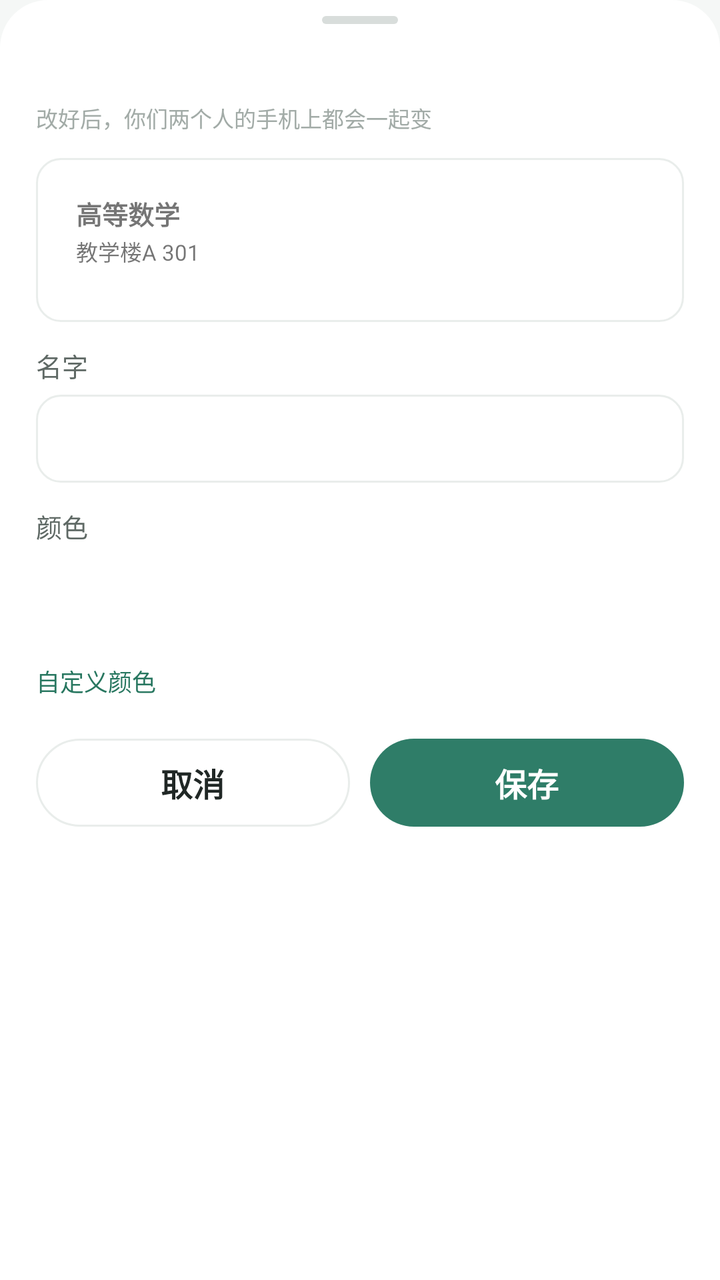
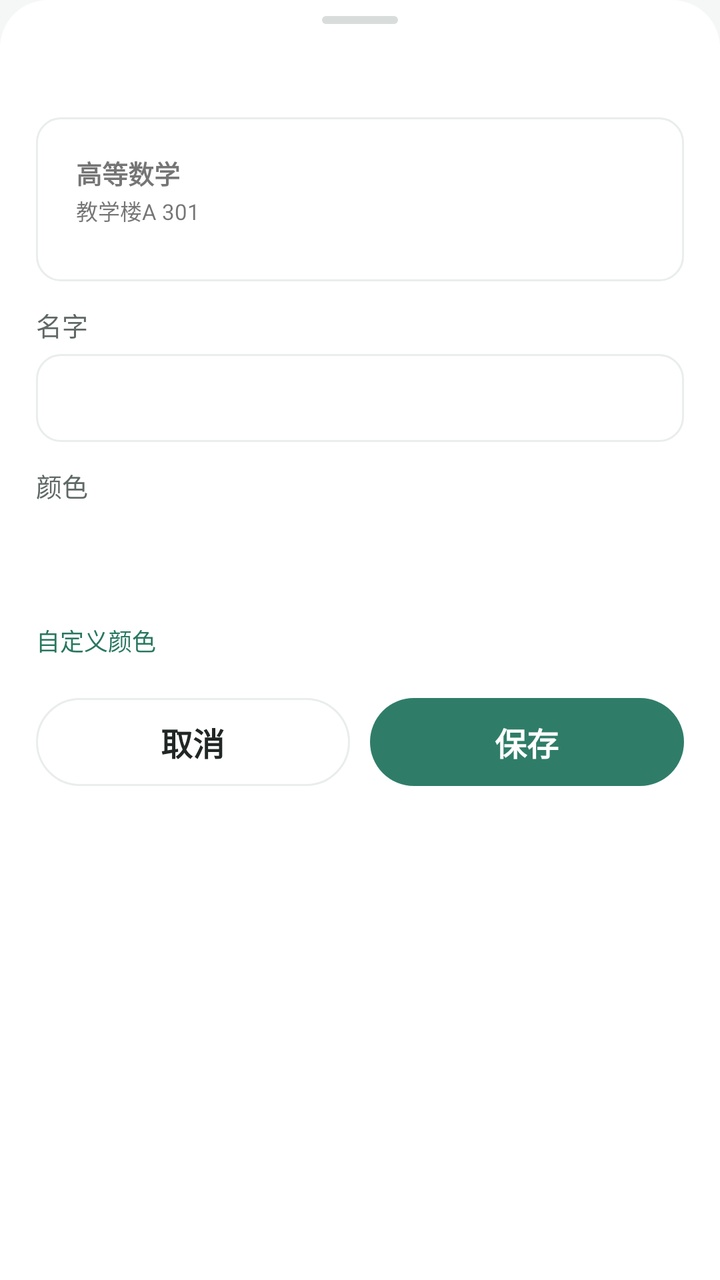

Compare the two renders of this Android layout. The source of the first and the diff that turns it into the second are given below.
<!-- AndroidManifest.xml: application theme Theme.Zhusijiao -->
<!-- res/layout/dialog_couple_profile.xml -->
<?xml version="1.0" encoding="utf-8"?>
<LinearLayout xmlns:android="http://schemas.android.com/apk/res/android"
    android:layout_width="match_parent"
    android:layout_height="wrap_content"
    android:background="@drawable/bg_sheet"
    android:orientation="vertical"
    android:paddingStart="18dp"
    android:paddingTop="8dp"
    android:paddingEnd="18dp"
    android:paddingBottom="16dp">

    <View
        android:layout_width="38dp"
        android:layout_height="4dp"
        android:layout_gravity="center_horizontal"
        android:layout_marginBottom="13dp"
        android:background="@drawable/bg_sheet_handle" />

    <TextView
        android:id="@+id/profileTitle"
        android:layout_width="match_parent"
        android:layout_height="wrap_content"
        android:textColor="@color/heading_ink"
        android:textSize="@dimen/text_subtitle"
        android:textStyle="bold" />

    <TextView
        android:layout_width="match_parent"
        android:layout_height="wrap_content"
        android:layout_marginTop="4dp"
        android:text="@string/couple_profile_sub"
        android:textColor="@color/sub_a8"
        android:textSize="@dimen/text_caption" />

    <LinearLayout
        android:layout_width="match_parent"
        android:layout_height="wrap_content"
        android:layout_marginTop="12dp"
        android:background="@drawable/bg_file_info"
        android:gravity="center_vertical"
        android:orientation="horizontal"
        android:padding="12dp">

        <LinearLayout
            android:id="@+id/previewBlock"
            android:layout_width="112dp"
            android:layout_height="58dp"
            android:orientation="vertical"
            android:paddingStart="8dp"
            android:paddingTop="6dp"
            android:paddingEnd="8dp">

            <TextView
                android:id="@+id/previewCourse"
                android:layout_width="wrap_content"
                android:layout_height="wrap_content"
                android:text="@string/couple_profile_preview_course"
                android:textSize="@dimen/text_small"
                android:textStyle="bold" />

            <TextView
                android:id="@+id/previewRoom"
                android:layout_width="wrap_content"
                android:layout_height="wrap_content"
                android:layout_marginTop="1dp"
                android:text="@string/couple_profile_preview_room"
                android:textSize="@dimen/text_caption" />
        </LinearLayout>

        <LinearLayout
            android:layout_width="0dp"
            android:layout_height="wrap_content"
            android:layout_marginStart="14dp"
            android:layout_weight="1"
            android:orientation="vertical">

            <LinearLayout
                android:layout_width="wrap_content"
                android:layout_height="wrap_content"
                android:gravity="center_vertical"
                android:orientation="horizontal">

                <View
                    android:id="@+id/previewSwatch"
                    android:layout_width="10dp"
                    android:layout_height="10dp"
                    android:layout_marginEnd="6dp" />

                <TextView
                    android:id="@+id/previewName"
                    android:layout_width="wrap_content"
                    android:layout_height="wrap_content"
                    android:ellipsize="end"
                    android:maxLines="1"
                    android:textColor="@color/title_ink"
                    android:textSize="@dimen/text_subtitle"
                    android:textStyle="bold" />
            </LinearLayout>

            <TextView
                android:id="@+id/previewHint"
                android:layout_width="match_parent"
                android:layout_height="wrap_content"
                android:layout_marginTop="3dp"
                android:textColor="@color/muted"
                android:textSize="@dimen/text_hint" />
        </LinearLayout>
    </LinearLayout>

    <TextView
        style="@style/FieldLabel"
        android:text="@string/couple_profile_name" />

    <EditText
        android:id="@+id/nameInput"
        style="@style/FieldInput"
        android:importantForAutofill="no"
        android:inputType="text"
        android:maxLength="8"
        android:singleLine="true" />

    <TextView
        style="@style/FieldLabel"
        android:text="@string/couple_profile_color" />

    
    <LinearLayout
        android:id="@+id/swatchRow"
        android:layout_width="match_parent"
        android:layout_height="44dp"
        android:orientation="horizontal" />

    <TextView
        android:id="@+id/customColor"
        android:layout_width="wrap_content"
        android:layout_height="wrap_content"
        android:layout_marginTop="4dp"
        android:background="@drawable/bg_menu_row"
        android:clickable="true"
        android:focusable="true"
        android:paddingTop="6dp"
        android:paddingEnd="8dp"
        android:paddingBottom="6dp"
        android:text="@string/couple_profile_custom"
        android:textColor="@color/accent_strong"
        android:textSize="@dimen/text_hint" />

    <TextView
        android:id="@+id/clashNote"
        android:layout_width="match_parent"
        android:layout_height="wrap_content"
        android:layout_marginTop="4dp"
        android:textColor="@color/warn"
        android:textSize="@dimen/text_hint"
        android:visibility="gone" />

    <LinearLayout
        android:layout_width="match_parent"
        android:layout_height="wrap_content"
        android:layout_marginTop="14dp"
        android:orientation="horizontal">

        <TextView
            android:id="@+id/profileCancel"
            style="@style/GhostButton"
            android:layout_width="0dp"
            android:layout_weight="1"
            android:text="@string/common_cancel" />

        <TextView
            android:id="@+id/profileSave"
            style="@style/PrimaryButton"
            android:layout_width="0dp"
            android:layout_marginStart="10dp"
            android:layout_weight="1"
            android:text="@string/couple_profile_save" />
    </LinearLayout>
</LinearLayout>
<!-- resources referenced by this layout -->
<resources>
  <color name="accent_strong">#287760</color>
  <color name="heading_ink">#202623</color>
  <color name="muted">#7d8783</color>
  <color name="sub_a8">@color/text_disabled</color>
  <color name="title_ink">#1d2421</color>
  <color name="warn">#b26205</color>
  <dimen name="text_caption">11sp</dimen>
  <dimen name="text_hint">12sp</dimen>
  <dimen name="text_small">13sp</dimen>
  <dimen name="text_subtitle">16sp</dimen>
  <!-- drawable bg_file_info (drawable) -->
  <?xml version="1.0" encoding="utf-8"?>
  
  <shape xmlns:android="http://schemas.android.com/apk/res/android" android:shape="rectangle">
      <solid android:color="@color/surface" />
      <stroke android:width="1dp" android:color="@color/line" />
      <corners android:radius="@dimen/card_radius_sm" />
  </shape>
  <!-- drawable bg_sheet (drawable) -->
  <?xml version="1.0" encoding="utf-8"?>
  
  <shape xmlns:android="http://schemas.android.com/apk/res/android" android:shape="rectangle">
      <solid android:color="@color/surface" />
      <corners android:topLeftRadius="@dimen/radius_xl" android:topRightRadius="@dimen/radius_xl" />
  </shape>
  <!-- drawable bg_sheet_handle (drawable) -->
  <?xml version="1.0" encoding="utf-8"?>
  
  <shape xmlns:android="http://schemas.android.com/apk/res/android" android:shape="rectangle">
      <solid android:color="@color/sheet_handle" />
      <corners android:radius="4dp" />
  </shape>
  <string name="common_cancel">取消</string>
  <string name="couple_profile_color">颜色</string>
  <string name="couple_profile_custom">自定义颜色</string>
  <string name="couple_profile_name">名字</string>
  <string name="couple_profile_preview_course">高等数学</string>
  <string name="couple_profile_preview_room">教学楼A 301</string>
  <string name="couple_profile_save">保存</string>
  <string name="couple_profile_sub">改好后，你们两个人的手机上都会一起变</string>
  <style name="FieldLabel">
          <item name="android:layout_width">wrap_content</item>
          <item name="android:layout_height">wrap_content</item>
          <item name="android:textColor">@color/field_label</item>
          <item name="android:textSize">@dimen/text_small</item>
          <item name="android:layout_marginTop">12dp</item>
          <item name="android:layout_marginBottom">5dp</item>
      </style>
  <style name="GhostButton" parent="PrimaryButton">
          <item name="android:background">@drawable/bg_ghost_button</item>
          <item name="android:textColor">@color/ink</item>
      </style>
  <color name="text_disabled">#a2aba7</color>
  <color name="surface">#ffffff</color>
  <color name="line">#e9edeb</color>
  <dimen name="card_radius_sm">@dimen/radius_md</dimen>
  <color name="hover_bg">#f2f5f4</color>
  <dimen name="radius_xl">24dp</dimen>
  <color name="sheet_handle">#d8dddb</color>
  <!-- drawable bg_field (drawable) -->
  <?xml version="1.0" encoding="utf-8"?>
  
  <shape xmlns:android="http://schemas.android.com/apk/res/android" android:shape="rectangle">
      <solid android:color="@color/surface" />
      <stroke android:width="1dp" android:color="@color/line" />
      <corners android:radius="@dimen/radius_md" />
  </shape>
  <color name="ink">#202725</color>
  <color name="sub_a0">@color/text_disabled</color>
  <dimen name="text_body">14sp</dimen>
  <color name="field_label">@color/text_secondary</color>
  <dimen name="button_min_height">44dp</dimen>
  <dimen name="text_button">@dimen/text_subtitle</dimen>
  <color name="accent">#2f7d68</color>
  <color name="background">#f5f7f6</color>
  <dimen name="radius_md">12dp</dimen>
  <color name="text_secondary">#5f6965</color>
  <dimen name="button_radius">@dimen/radius_pill</dimen>
  <style name="DialogButton" parent="Widget.AppCompat.Button.ButtonBar.AlertDialog">
          <item name="android:textColor">@color/accent</item>
          <item name="android:textStyle">bold</item>
      </style>
  <dimen name="radius_pill">100dp</dimen>
  <!-- unchanged entries left out for length: 7 -->
</resources>

<!-- the commit's change to res/layout/dialog_couple_profile.xml (unified diff, before → after) -->
@@ -23,14 +23,6 @@
         android:textColor="@color/heading_ink"
         android:textSize="@dimen/text_subtitle"
         android:textStyle="bold" />
-
-    <TextView
-        android:layout_width="match_parent"
-        android:layout_height="wrap_content"
-        android:layout_marginTop="4dp"
-        android:text="@string/couple_profile_sub"
-        android:textColor="@color/sub_a8"
-        android:textSize="@dimen/text_caption" />
 
     <LinearLayout
         android:layout_width="match_parent"
<!-- resource entries referenced after the edit -->
@@ -3,7 +3,6 @@
   <color name="accent_strong">#287760</color>
   <color name="heading_ink">#202623</color>
   <color name="muted">#7d8783</color>
-  <color name="sub_a8">@color/text_disabled</color>
   <color name="title_ink">#1d2421</color>
   <color name="warn">#b26205</color>
   <dimen name="text_caption">11sp</dimen>
@@ -39,7 +38,6 @@
   <string name="couple_profile_preview_course">高等数学</string>
   <string name="couple_profile_preview_room">教学楼A 301</string>
   <string name="couple_profile_save">保存</string>
-  <string name="couple_profile_sub">改好后，你们两个人的手机上都会一起变</string>
   <style name="FieldLabel">
           <item name="android:layout_width">wrap_content</item>
           <item name="android:layout_height">wrap_content</item>
